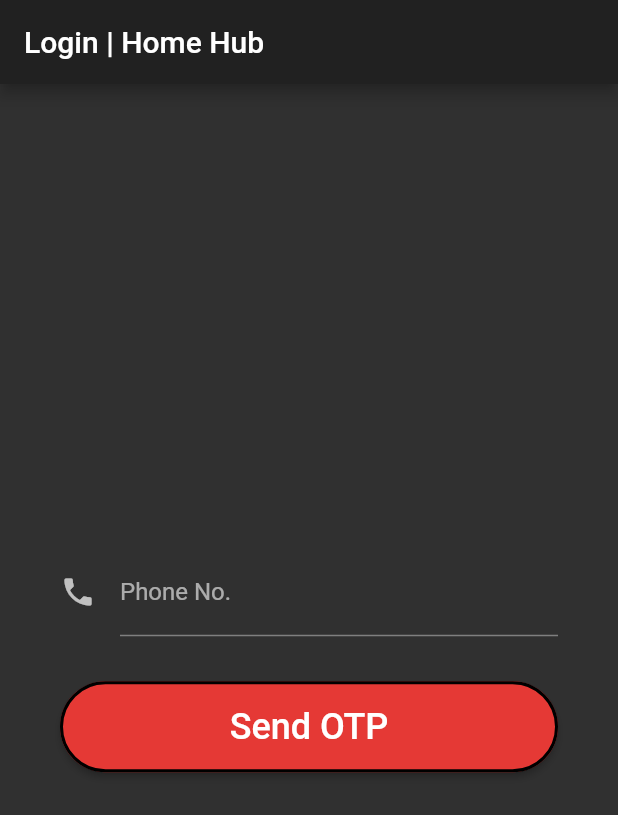
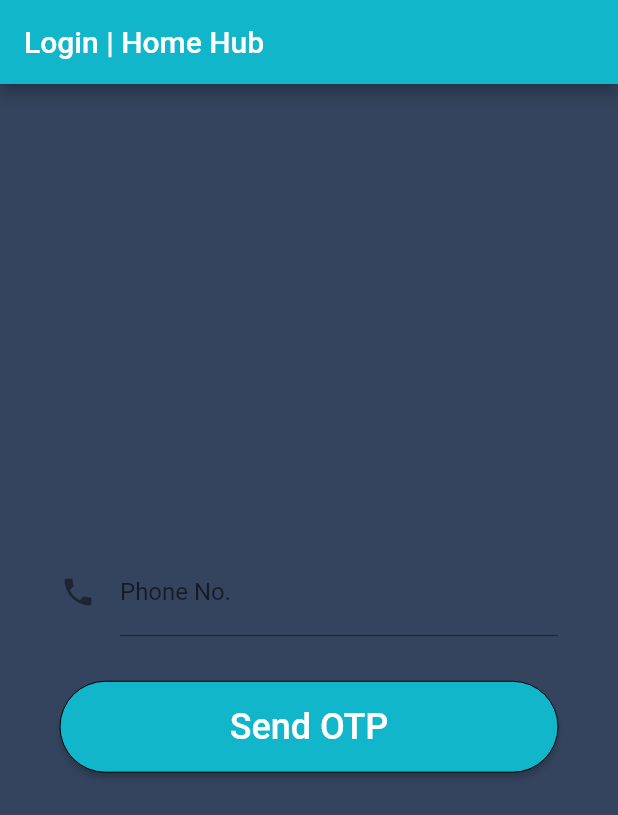
Before and after one commit to dhananjayiitb/AdAI-Team-A, a Flutter app: the screen it shows after launch, on a phone screen of 412 x 824 dp. Shown: the top 815 px of the screen. Run offline on Flutter 3.47's test engine with Material 2 defaults, Android fonts, the phone set to English and light mode, and no system bars; our stand-ins replace bloc, equatable, flutter_bloc, image_picker, otp_text_field, rflutter_alert and 1 more; accounts and stored records are empty.

Commit message:
Login Pages DONE!

```diff
--- a/adai_app/lib/api_connection/api_connection.dart
+++ b/adai_app/lib/api_connection/api_connection.dart
@@ -16,7 +16,7 @@ Future<Token> getToken(UserLogin userLogin) async {
       'Content-Type': 'application/json; charset=UTF-8',
     },
     body: jsonEncode(userLogin.toDatabaseJson()),
-    //'{"phone":"+918587863369","otp":"055283"}',
+    //'{"phone":"+918587863369","otp":"123456"}',
   );
   print(response.body);
   if (response.statusCode == 200) {
--- a/adai_app/lib/broadcast/broadcast_form.dart
+++ b/adai_app/lib/broadcast/broadcast_form.dart
@@ -2,16 +2,13 @@ import 'dart:io';
 import 'package:flutter/material.dart';
 import 'package:image_picker/image_picker.dart';
 import 'package:flutter/cupertino.dart';
-// import 'package:flutter_bloc/flutter_bloc.dart';
-// import 'package:adai/login/bloc/login_bloc.dart';
 
-// ignore: camel_case_types
-class broadcastform extends StatefulWidget {
+class BroadcastForm extends StatefulWidget {
   @override
-  State<broadcastform> createState() => _BroadcastFormState();
+  State<BroadcastForm> createState() => _BroadcastFormState();
 }
 
-class _BroadcastFormState extends State<broadcastform> {
+class _BroadcastFormState extends State<BroadcastForm> {
   File selectedImage;
   final picker = ImagePicker();
   final _usernameController = TextEditingController();
@@ -98,6 +95,7 @@ class _BroadcastFormState extends State<broadcastform> {
   Widget build(BuildContext context) {
     tf() {}
     return MaterialApp(
+        debugShowCheckedModeBanner: false,
         theme: ThemeData(
           primarySwatch: Colors.red,
           brightness: Brightness.dark,
--- a/adai_app/lib/home/home_page.dart
+++ b/adai_app/lib/home/home_page.dart
@@ -23,6 +23,7 @@ class HomePage extends StatelessWidget {
     }
 
     return MaterialApp(
+        debugShowCheckedModeBanner: false,
         theme: ThemeData(
           primarySwatch: Colors.red,
           brightness: Brightness.dark,
@@ -63,7 +64,7 @@ class HomePage extends StatelessWidget {
                         Navigator.push(
                           context,
                           MaterialPageRoute(
-                              builder: (context) => broadcastform()),
+                              builder: (context) => BroadcastForm()),
                         );
                       },
                       child: Text(
@@ -116,7 +117,7 @@ class HomePage extends StatelessWidget {
                   ),
                   buttons: [
                     DialogButton(
-                      onPressed: () {},
+                      onPressed: () {print("lmao");},
                       child: Text(
                         "Add",
                         style: TextStyle(color: Colors.black, fontSize: 20),
--- a/adai_app/lib/login/login_form.dart
+++ b/adai_app/lib/login/login_form.dart
@@ -1,3 +1,4 @@
+import 'package:flutter/cupertino.dart';
 import 'package:flutter/material.dart';
 import 'package:flutter_bloc/flutter_bloc.dart';
 import 'package:adai/login/bloc/login_bloc.dart';
@@ -41,6 +42,7 @@ class _LoginFormState extends State<LoginForm> {
     }
 
     _onLoginButtonPressed() {
+      if(_usernameController.text.length == 10) {
         getotp(_usernameController.text);
         BlocProvider.of<LoginBloc>(context).add(OTPButtonPressed(
           phoneno: _usernameController.text,
@@ -49,8 +51,12 @@ class _LoginFormState extends State<LoginForm> {
         globals.phone = "+91" + _usernameController.text;
         print(globals.phone);
       }
+    }
 
     return Container(
+      decoration: BoxDecoration(
+        color: Color.fromARGB(255, 52, 68, 94),
+      ),
       child: Form(
         child: Padding(
           padding: EdgeInsets.all(40.0),
@@ -60,7 +66,11 @@ class _LoginFormState extends State<LoginForm> {
             children: <Widget>[
               TextFormField(
                 decoration: InputDecoration(
-                    labelText: 'Phone No.', icon: Icon(Icons.phone)),
+                  labelText: 'Phone No.', icon: Icon(Icons.phone),
+                ),
+                style: TextStyle(
+                  color: Colors.white
+                ),
                 keyboardType: TextInputType.number,
                 //inputFormatters: <TextInputFormatter>[FilteringTextInputFormatter.digitsOnly],
                 controller: _usernameController,
@@ -71,7 +81,7 @@ class _LoginFormState extends State<LoginForm> {
                 child: Padding(
                   padding: EdgeInsets.only(top: 30.0),
                   // ignore: deprecated_member_use
-                  child: RaisedButton(
+                  child: ElevatedButton(
                     onPressed: _onLoginButtonPressed,
                     child: Text(
                       'Send OTP',
@@ -79,11 +89,12 @@ class _LoginFormState extends State<LoginForm> {
                         fontSize: 24.0,
                       ),
                     ),
-                    shape: StadiumBorder(
+                    style: ElevatedButton.styleFrom(
+                      primary: Color.fromARGB(255, 17, 182, 202),
+                      shape: RoundedRectangleBorder(borderRadius: BorderRadius.circular(100)),
                       side: BorderSide(
-                        color: Colors.black,
-                        width: 2,
-                      ),
+                        width: 0,
+                      )
                     ),
                   ),
                 ),
--- a/adai_app/lib/login/login_otp.dart
+++ b/adai_app/lib/login/login_otp.dart
@@ -6,7 +6,6 @@ import 'package:adai/repository/user_repository.dart';
 import 'package:adai/bloc/authentication_bloc.dart';
 import 'package:adai/login/bloc/login_bloc.dart';
 import 'package:adai/login/login_form_otp.dart';
-//import 'package:adai/login/login_form_otp.dart';
 
 class LoginOtp extends StatelessWidget {
   final UserRepository userRepository;
@@ -20,8 +19,10 @@ class LoginOtp extends StatelessWidget {
     print(phoneno);
     return new WillPopScope(
       child: Scaffold(
+        backgroundColor: Color.fromARGB(255, 52, 68, 94),
         appBar: AppBar(
             title: Text('Enter OTP'),
+            backgroundColor: Color.fromARGB(255, 17, 182, 202),
             leading: GestureDetector(
               onTap: () {
                 BlocProvider.of<AuthenticationBloc>(context).add(AppStarted());
--- a/adai_app/lib/login/login_page.dart
+++ b/adai_app/lib/login/login_page.dart
@@ -20,6 +20,7 @@ class LoginPage extends StatelessWidget {
     return Scaffold(
       appBar: AppBar(
         title: Text('Login | Home Hub'),
+        backgroundColor: Color.fromARGB(255, 17, 182, 202),
       ),
       body: BlocProvider(
         create: (context) {
--- a/adai_app/lib/main.dart
+++ b/adai_app/lib/main.dart
@@ -32,9 +32,10 @@ class App extends StatelessWidget {
   @override
   Widget build(BuildContext context) {
     return MaterialApp(
+      debugShowCheckedModeBanner: false,
       theme: ThemeData(
-        primarySwatch: Colors.red,
-        brightness: Brightness.dark,
+        //primarySwatch: Colors.red,
+        brightness: false ? Brightness.dark : Brightness.light,
       ),
       home: BlocBuilder<AuthenticationBloc, AuthenticationState>(
         builder: (context, state) {
@@ -48,9 +49,7 @@ class App extends StatelessWidget {
             return LoginOtp(userRepository: userRepository);
           }
           if (state is AuthenticationUnauthenticated) {
-            return LoginPage(
-              userRepository: userRepository,
-            );
+            return LoginPage(userRepository: userRepository);
           }
           return LoadingIndicator();
         },
```
Also changed, not shown: adai_app/lib/login/login_form_otp.dart (+20 -8 lines). Lines whose indentation alone changed are shown as unchanged.
